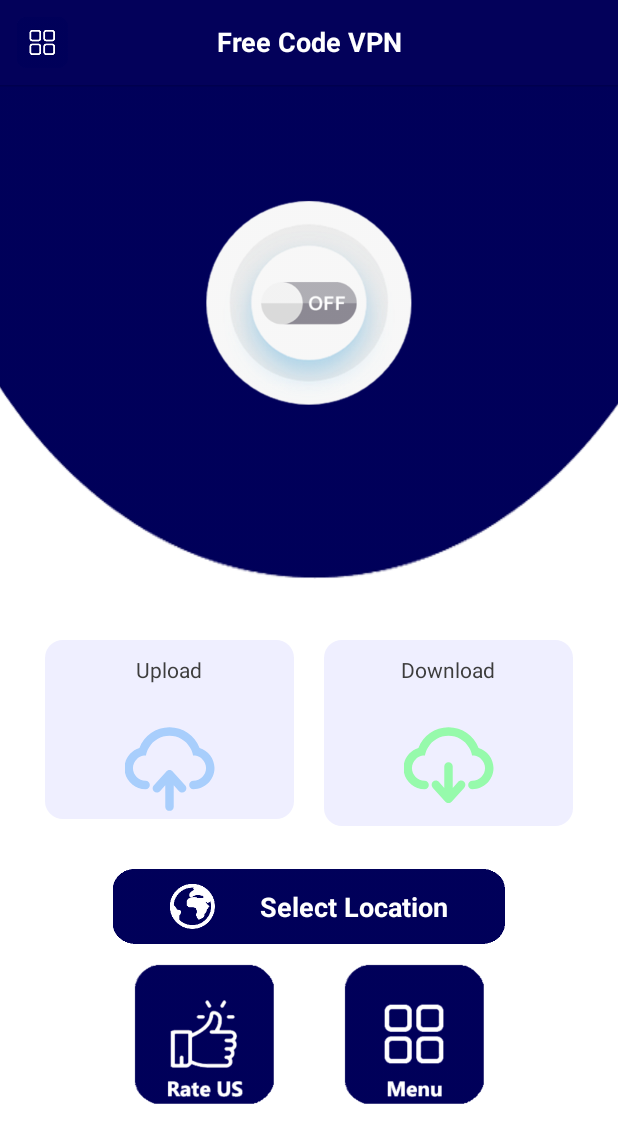
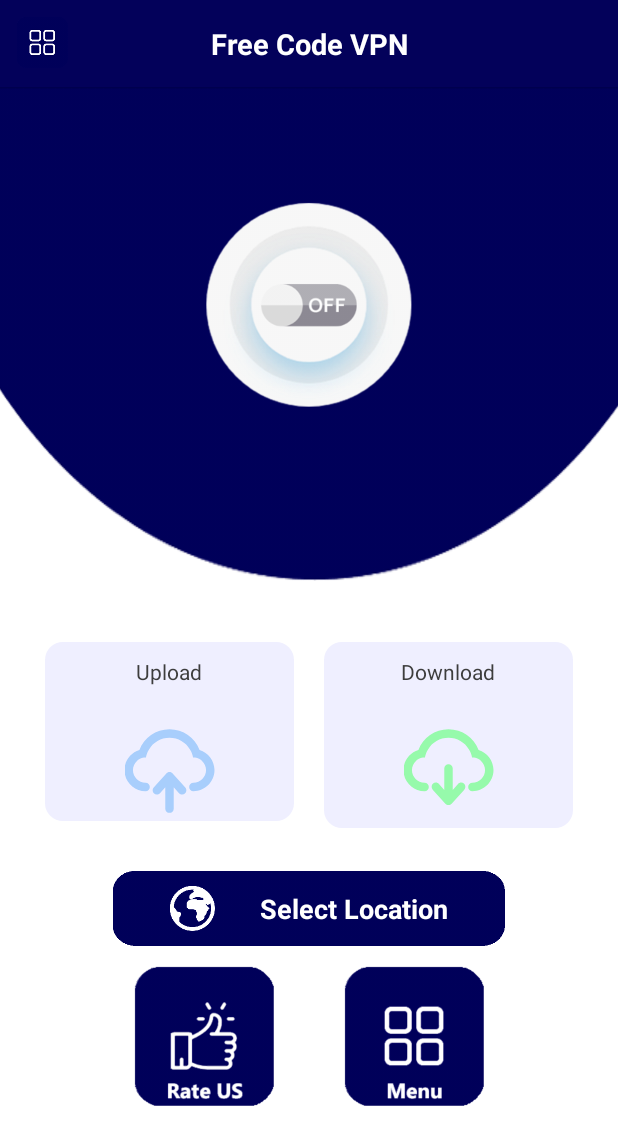
Before and after one commit to elijahkinyamal/xprovpn, an Android app: the layout activity_main.xml on its own in the app's theme, with its tools: preview values and no code run, on a phone screen of 412 x 824 dp. Shown: the top 1145 px of the screen. Run offline under Robolectric (Android 15) with nearby library versions, the phone set to English and light mode, and no system bars.

Commit message:
Update activity_main.xml

```diff
--- a/src/main/res/layout/activity_main.xml
+++ b/src/main/res/layout/activity_main.xml
@@ -27,11 +27,11 @@
             <TextView
                 android:layout_width="match_parent"
                 android:layout_height="wrap_content"
-                android:layout_margin="15dp"
+                android:layout_margin="16dp"
                 android:gravity="center"
                 android:text="@string/app_name"
                 android:textColor="#fff"
-                android:textSize="18sp"
+                android:textSize="19sp"
                 android:textStyle="bold" />
 
         </RelativeLayout>
```
